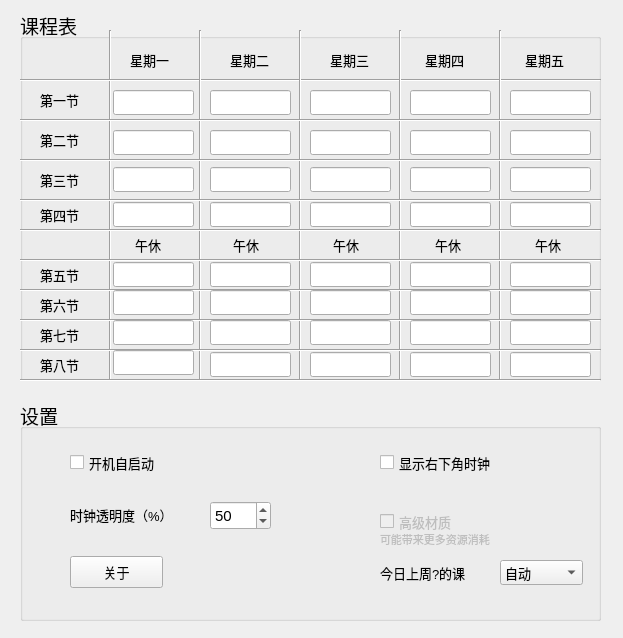
Above: mainwindow.ui from ooorange-git/SmartSchedule before the change. Below: the same form after it.
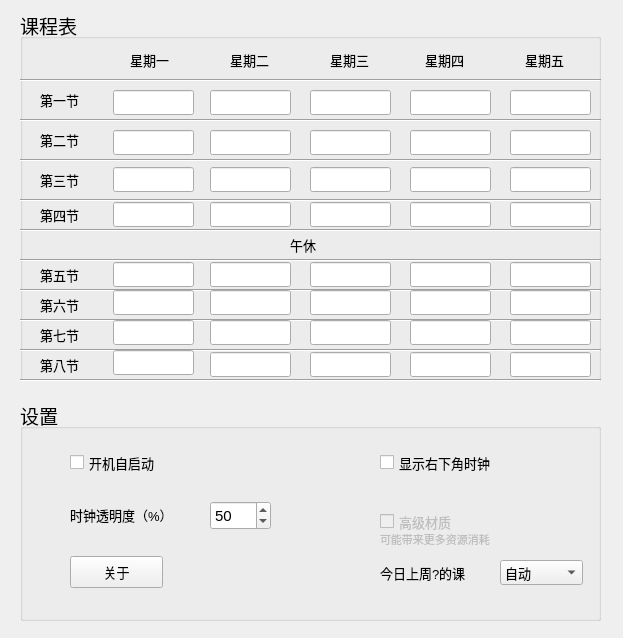
That is the form after the change. Icons and pictures are not drawn.

What changed in the file:
```diff
--- a/mainwindow.ui
+++ b/mainwindow.ui
@@ -38,19 +38,6 @@
     <property name="title">
      <string>课程表</string>
     </property>
-    <widget class="Line" name="line">
-     <property name="geometry">
-      <rect>
-       <x>80</x>
-       <y>20</y>
-       <width>20</width>
-       <height>351</height>
-      </rect>
-     </property>
-     <property name="orientation">
-      <enum>Qt::Orientation::Vertical</enum>
-     </property>
-    </widget>
     <widget class="Line" name="line_3">
      <property name="geometry">
       <rect>
@@ -61,59 +48,7 @@
       </rect>
      </property>
      <property name="orientation">
-      <enum>Qt::Orientation::Horizontal</enum>
-     </property>
-    </widget>
-    <widget class="Line" name="line_5">
-     <property name="geometry">
-      <rect>
-       <x>170</x>
-       <y>20</y>
-       <width>20</width>
-       <height>351</height>
-      </rect>
-     </property>
-     <property name="orientation">
-      <enum>Qt::Orientation::Vertical</enum>
-     </property>
-    </widget>
-    <widget class="Line" name="line_6">
-     <property name="geometry">
-      <rect>
-       <x>270</x>
-       <y>20</y>
-       <width>20</width>
-       <height>351</height>
-      </rect>
-     </property>
-     <property name="orientation">
-      <enum>Qt::Orientation::Vertical</enum>
-     </property>
-    </widget>
-    <widget class="Line" name="line_7">
-     <property name="geometry">
-      <rect>
-       <x>370</x>
-       <y>20</y>
-       <width>20</width>
-       <height>351</height>
-      </rect>
-     </property>
-     <property name="orientation">
-      <enum>Qt::Orientation::Vertical</enum>
-     </property>
-    </widget>
-    <widget class="Line" name="line_8">
-     <property name="geometry">
-      <rect>
-       <x>470</x>
-       <y>20</y>
-       <width>20</width>
-       <height>351</height>
-      </rect>
-     </property>
-     <property name="orientation">
-      <enum>Qt::Orientation::Vertical</enum>
+      <enum>Qt::Horizontal</enum>
      </property>
     </widget>
     <widget class="QLabel" name="label_4">
@@ -350,24 +285,6 @@
       </rect>
      </property>
     </widget>
-    <widget class="QLabel" name="label_9">
-     <property name="geometry">
-      <rect>
-       <x>115</x>
-       <y>225</y>
-       <width>41</width>
-       <height>19</height>
-      </rect>
-     </property>
-     <property name="font">
-      <font>
-       <pointsize>10</pointsize>
-      </font>
-     </property>
-     <property name="text">
-      <string>午休</string>
-     </property>
-    </widget>
     <widget class="QLineEdit" name="L15">
      <property name="geometry">
       <rect>
@@ -468,24 +385,6 @@
       </rect>
      </property>
     </widget>
-    <widget class="QLabel" name="label_10">
-     <property name="geometry">
-      <rect>
-       <x>213</x>
-       <y>225</y>
-       <width>41</width>
-       <height>19</height>
-      </rect>
-     </property>
-     <property name="font">
-      <font>
-       <pointsize>10</pointsize>
-      </font>
-     </property>
-     <property name="text">
-      <string>午休</string>
-     </property>
-    </widget>
     <widget class="QLineEdit" name="L28">
      <property name="geometry">
       <rect>
@@ -559,7 +458,7 @@
     <widget class="QLabel" name="label_11">
      <property name="geometry">
       <rect>
-       <x>313</x>
+       <x>270</x>
        <y>225</y>
        <width>41</width>
        <height>19</height>
@@ -684,24 +583,6 @@
       </rect>
      </property>
     </widget>
-    <widget class="QLabel" name="label_12">
-     <property name="geometry">
-      <rect>
-       <x>415</x>
-       <y>225</y>
-       <width>41</width>
-       <height>19</height>
-      </rect>
-     </property>
-     <property name="font">
-      <font>
-       <pointsize>10</pointsize>
-      </font>
-     </property>
-     <property name="text">
-      <string>午休</string>
-     </property>
-    </widget>
     <widget class="QLineEdit" name="L56">
      <property name="geometry">
       <rect>
@@ -752,24 +633,6 @@
       </rect>
      </property>
     </widget>
-    <widget class="QLabel" name="label_13">
-     <property name="geometry">
-      <rect>
-       <x>515</x>
-       <y>225</y>
-       <width>41</width>
-       <height>19</height>
-      </rect>
-     </property>
-     <property name="font">
-      <font>
-       <pointsize>10</pointsize>
-      </font>
-     </property>
-     <property name="text">
-      <string>午休</string>
-     </property>
-    </widget>
     <widget class="QLineEdit" name="L52">
      <property name="geometry">
       <rect>
```
Left out of the diff: 18 changed lines with no effect on the pictures.
